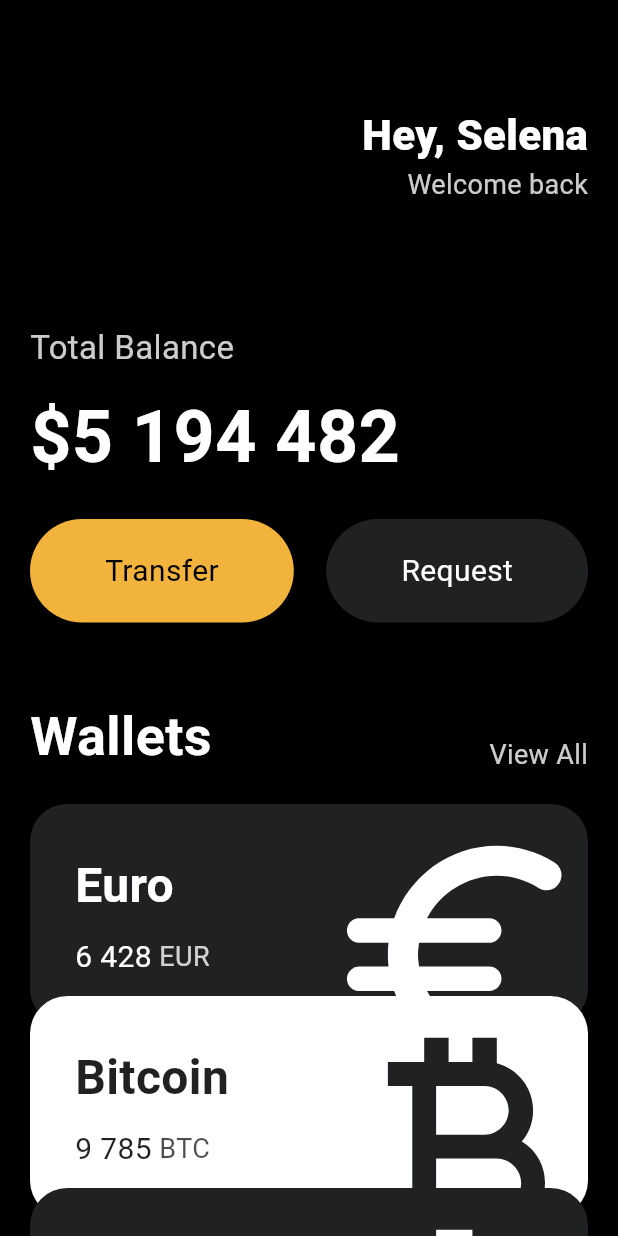
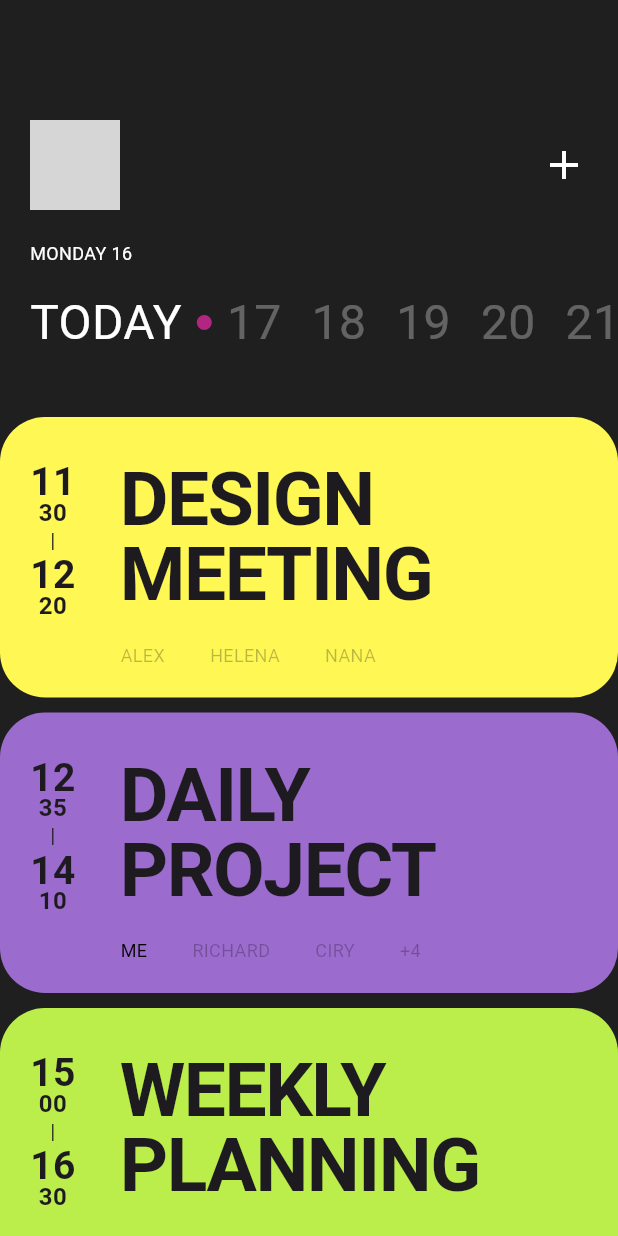
Before and after one commit to SoheeP/nomad_toonfilx, a Flutter app: the screen it shows after launch, on a phone screen of 412 x 824 dp. Run offline on Flutter 3.47's test engine with Material 3 defaults, Android fonts, the phone set to English and light mode, and no system bars; network calls fail; grey boxes are pictures that could not be loaded.

Commit message:
Feat: challenge code - 1

```diff
--- a/lib/main.dart
+++ b/lib/main.dart
@@ -1,6 +1,8 @@
 import 'package:flutter/material.dart';
 import 'package:nomad_toonfilx/widgets/button.dart';
 import 'package:nomad_toonfilx/widgets/currency_card.dart';
+
+import 'widgets/challenge/code_challenge_app.dart';
 
 class Player {
   String name;
@@ -8,9 +10,7 @@ class Player {
 }
 
 void main() {
-  var nico = Player(name: "nico");
-  print(nico.name);
-  runApp(const MyApp());
+  runApp(const CodeChallengeApp());
 }
 
 class MyApp extends StatelessWidget {
--- /dev/null
+++ b/lib/widgets/challenge/code_challenge_app.dart
@@ -0,0 +1,432 @@
+import 'package:flutter/material.dart';
+import 'package:nomad_toonfilx/widgets/challenge/gray_date.dart';
+import 'package:nomad_toonfilx/widgets/challenge/gray_name.dart';
+
+var yellowColor = const Color(0xfffef754);
+var purpleColor = const Color(0xff9c6bce);
+var greenColor = const Color(0xffbcee4b);
+
+List<Widget> makeDateWithSpace(List<String> text) {
+  var widgets = <Widget>[];
+  for (var i = 0; i < text.length; i++) {
+    widgets.add(GrayDate(text: text[i]));
+    widgets.add(const SizedBox(width: 20));
+  }
+  return widgets;
+}
+
+List<Widget> makeNameWithSpace(List<String> text) {
+  var widgets = <Widget>[];
+  for (var i = 0; i < text.length; i++) {
+    widgets.add(GrayName(text: text[i]));
+    widgets.add(const SizedBox(width: 30));
+  }
+  return widgets;
+}
+
+class CodeChallengeApp extends StatelessWidget {
+  const CodeChallengeApp({super.key});
+  @override
+  Widget build(BuildContext context) {
+    return (MaterialApp(
+      home: Scaffold(
+        backgroundColor: const Color(0xFF1f1f1f),
+        body: Column(
+          children: [
+            Padding(
+              padding: const EdgeInsets.fromLTRB(
+                20,
+                80,
+                20,
+                20,
+              ),
+              child: Row(
+                mainAxisAlignment: MainAxisAlignment.spaceBetween,
+                children: [
+                  Container(
+                    width: 60,
+                    height: 60,
+                    decoration: BoxDecoration(
+                      borderRadius: BorderRadius.circular(40),
+                    ),
+                    clipBehavior: Clip.hardEdge,
+                    child: Image.network(
+                      "https://i.namu.wiki/i/bP5wMYbr6XtBmjouJGHZh0hoinb7EJm5uNA8E8F4HNft5gZrWb6x92WlLVH5JEd1ChQZXQJpmV5faXAwko43uQ.webp",
+                      alignment: Alignment.center,
+                      fit: BoxFit.fitWidth,
+                    ),
+                  ),
+                  const Icon(
+                    Icons.add,
+                    color: Colors.white,
+                    size: 32,
+                  ),
+                ],
+              ),
+            ),
+            Padding(
+              padding: const EdgeInsets.fromLTRB(20, 0, 0, 40),
+              child: Column(
+                crossAxisAlignment: CrossAxisAlignment.start,
+                children: [
+                  const Text(
+                    'MONDAY 16',
+                    style: TextStyle(
+                      fontSize: 12,
+                      color: Colors.white,
+                    ),
+                  ),
+                  const SizedBox(
+                    height: 15,
+                  ),
+                  SingleChildScrollView(
+                    scrollDirection: Axis.horizontal,
+                    clipBehavior: Clip.hardEdge,
+                    child: Row(
+                      children: [
+                        const Text(
+                          'TODAY',
+                          style: TextStyle(
+                            fontSize: 32,
+                            fontWeight: FontWeight.w400,
+                            color: Colors.white,
+                          ),
+                        ),
+                        Container(
+                          margin: const EdgeInsets.symmetric(horizontal: 10),
+                          width: 10,
+                          height: 10,
+                          decoration: BoxDecoration(
+                            color: const Color(0xffb22580),
+                            borderRadius: BorderRadius.circular(10),
+                          ),
+                        ),
+                        Row(
+                          children: makeDateWithSpace(
+                              ['17', '18', '19', '20', '21', '22']),
+                        ),
+                      ],
+                    ),
+                  ),
+                ],
+              ),
+            ),
+            Container(
+              decoration: BoxDecoration(
+                color: yellowColor,
+                borderRadius: BorderRadius.circular(30),
+              ),
+              child: Padding(
+                padding: const EdgeInsets.symmetric(
+                  horizontal: 20,
+                  vertical: 20,
+                ),
+                child: Column(
+                  children: [
+                    const SizedBox(
+                      height: 10,
+                    ),
+                    Row(
+                      crossAxisAlignment: CrossAxisAlignment.start,
+                      children: [
+                        const Padding(
+                          padding: EdgeInsets.only(right: 30),
+                          child: Column(
+                            crossAxisAlignment: CrossAxisAlignment.center,
+                            children: [
+                              Text(
+                                "11",
+                                style: TextStyle(
+                                  fontSize: 26,
+                                  fontWeight: FontWeight.w600,
+                                  height: 1,
+                                ),
+                              ),
+                              Text(
+                                "30",
+                                style: TextStyle(
+                                  fontSize: 16,
+                                  fontWeight: FontWeight.w600,
+                                  height: 1,
+                                ),
+                              ),
+                              Text(
+                                "|",
+                              ),
+                              Text(
+                                "12",
+                                style: TextStyle(
+                                  fontSize: 26,
+                                  fontWeight: FontWeight.w600,
+                                  height: 1,
+                                ),
+                              ),
+                              Text(
+                                "20",
+                                style: TextStyle(
+                                  fontSize: 16,
+                                  fontWeight: FontWeight.w600,
+                                  height: 1,
+                                ),
+                              ),
+                            ],
+                          ),
+                        ),
+                        Column(
+                          crossAxisAlignment: CrossAxisAlignment.start,
+                          children: [
+                            const Column(
+                              crossAxisAlignment: CrossAxisAlignment.start,
+                              children: [
+                                Text("DESIGN",
+                                    style: TextStyle(
+                                      fontSize: 50,
+                                      fontWeight: FontWeight.w600,
+                                      letterSpacing: -1,
+                                      height: 1,
+                                    )),
+                                Text(
+                                  "MEETING",
+                                  style: TextStyle(
+                                    fontSize: 50,
+                                    fontWeight: FontWeight.w600,
+                                    letterSpacing: -1,
+                                    height: 1,
+                                  ),
+                                ),
+                              ],
+                            ),
+                            const SizedBox(
+                              height: 20,
+                            ),
+                            Row(
+                              children:
+                                  makeNameWithSpace(['ALEX', 'HELENA', 'NANA']),
+                            ),
+                          ],
+                        ),
+                      ],
+                    ),
+                  ],
+                ),
+              ),
+            ),
+            const SizedBox(
+              height: 10,
+            ),
+            Container(
+              decoration: BoxDecoration(
+                color: purpleColor,
+                borderRadius: BorderRadius.circular(30),
+              ),
+              child: Padding(
+                padding: const EdgeInsets.symmetric(
+                  horizontal: 20,
+                  vertical: 20,
+                ),
+                child: Column(
+                  children: [
+                    const SizedBox(
+                      height: 10,
+                    ),
+                    Row(
+                      crossAxisAlignment: CrossAxisAlignment.start,
+                      children: [
+                        const Padding(
+                          padding: EdgeInsets.only(right: 30),
+                          child: Column(
+                            crossAxisAlignment: CrossAxisAlignment.center,
+                            children: [
+                              Text(
+                                "12",
+                                style: TextStyle(
+                                  fontSize: 26,
+                                  fontWeight: FontWeight.w600,
+                                  height: 1,
+                                ),
+                              ),
+                              Text(
+                                "35",
+                                style: TextStyle(
+                                  fontSize: 16,
+                                  fontWeight: FontWeight.w600,
+                                  height: 1,
+                                ),
+                              ),
+                              Text(
+                                "|",
+                              ),
+                              Text(
+                                "14",
+                                style: TextStyle(
+                                  fontSize: 26,
+                                  fontWeight: FontWeight.w600,
+                                  height: 1,
+                                ),
+                              ),
+                              Text(
+                                "10",
+                                style: TextStyle(
+                                  fontSize: 16,
+                                  fontWeight: FontWeight.w600,
+                                  height: 1,
+                                ),
+                              ),
+                            ],
+                          ),
+                        ),
+                        Column(
+                          crossAxisAlignment: CrossAxisAlignment.start,
+                          children: [
+                            const Column(
+                              crossAxisAlignment: CrossAxisAlignment.start,
+                              children: [
+                                Text("DAILY",
+                                    style: TextStyle(
+                                      fontSize: 50,
+                                      fontWeight: FontWeight.w600,
+                                      letterSpacing: -1,
+                                      height: 1,
+                                    )),
+                                Text(
+                                  "PROJECT",
+                                  style: TextStyle(
+                                    fontSize: 50,
+                                    fontWeight: FontWeight.w600,
+                                    letterSpacing: -1,
+                                    height: 1,
+                                  ),
+                                ),
+                              ],
+                            ),
+                            const SizedBox(
+                              height: 20,
+                            ),
+                            Row(
+                              children: [
+                                const Text("ME",
+                                    style: TextStyle(
+                                      fontSize: 12,
+                                      color: Colors.black,
+                                    )),
+                                const SizedBox(width: 30),
+                                ...makeNameWithSpace(['RICHARD', 'CIRY', '+4'])
+                              ],
+                            ),
+                          ],
+                        ),
+                      ],
+                    ),
+                  ],
+                ),
+              ),
+            ),
+            const SizedBox(
+              height: 10,
+            ),
+            Container(
+              decoration: BoxDecoration(
+                color: greenColor,
+                borderRadius: BorderRadius.circular(30),
+              ),
+              child: Padding(
+                padding: const EdgeInsets.symmetric(
+                  horizontal: 20,
+                  vertical: 20,
+                ),
+                child: Column(
+                  children: [
+                    const SizedBox(
+                      height: 10,
+                    ),
+                    Row(
+                      crossAxisAlignment: CrossAxisAlignment.start,
+                      children: [
+                        const Padding(
+                          padding: EdgeInsets.only(right: 30),
+                          child: Column(
+                            crossAxisAlignment: CrossAxisAlignment.center,
+                            children: [
+                              Text(
+                                "15",
+                                style: TextStyle(
+                                  fontSize: 26,
+                                  fontWeight: FontWeight.w600,
+                                  height: 1,
+                                ),
+                              ),
+                              Text(
+                                "00",
+                                style: TextStyle(
+                                  fontSize: 16,
+                                  fontWeight: FontWeight.w600,
+                                  height: 1,
+                                ),
+                              ),
+                              Text(
+                                "|",
+                              ),
+                              Text(
+                                "16",
+                                style: TextStyle(
+                                  fontSize: 26,
+                                  fontWeight: FontWeight.w600,
+                                  height: 1,
+                                ),
+                              ),
+                              Text(
+                                "30",
+                                style: TextStyle(
+                                  fontSize: 16,
+                                  fontWeight: FontWeight.w600,
+                                  height: 1,
+                                ),
+                              ),
+                            ],
+                          ),
+                        ),
+                        Column(
+                          crossAxisAlignment: CrossAxisAlignment.start,
+                          children: [
+                            const Column(
+                              crossAxisAlignment: CrossAxisAlignment.start,
+                              children: [
+                                Text("WEEKLY",
+                                    style: TextStyle(
+                                      fontSize: 50,
+                                      fontWeight: FontWeight.w600,
+                                      letterSpacing: -1,
+                                      height: 1,
+                                    )),
+                                Text(
+                                  "PLANNING",
+                                  style: TextStyle(
+                                    fontSize: 50,
+                                    fontWeight: FontWeight.w600,
+                                    letterSpacing: -1,
+                                    height: 1,
+                                  ),
+                                ),
+                              ],
+                            ),
+                            const SizedBox(
+                              height: 20,
+                            ),
+                            Row(
+                              children:
+                                  makeNameWithSpace(['DEN', 'NANA', 'MARK']),
+                            ),
+                          ],
+                        ),
+                      ],
+                    ),
+                  ],
+                ),
+              ),
+            ),
+          ],
+        ),
+      ),
+    ));
+  }
+}
--- /dev/null
+++ b/lib/widgets/challenge/gray_date.dart
@@ -0,0 +1,18 @@
+import 'package:flutter/material.dart';
+
+class GrayDate extends StatelessWidget {
+  final String text;
+  const GrayDate({super.key, required this.text});
+
+  @override
+  Widget build(BuildContext context) {
+    return (Text(
+      text,
+      style: TextStyle(
+        fontSize: 32,
+        fontWeight: FontWeight.w400,
+        color: Colors.white.withOpacity(0.3),
+      ),
+    ));
+  }
+}
--- /dev/null
+++ b/lib/widgets/challenge/gray_name.dart
@@ -0,0 +1,17 @@
+import 'package:flutter/material.dart';
+
+class GrayName extends StatelessWidget {
+  final String text;
+  const GrayName({super.key, required this.text});
+
+  @override
+  Widget build(BuildContext context) {
+    return (Text(
+      text,
+      style: const TextStyle(
+        fontSize: 12,
+        color: Colors.black26,
+      ),
+    ));
+  }
+}
```
